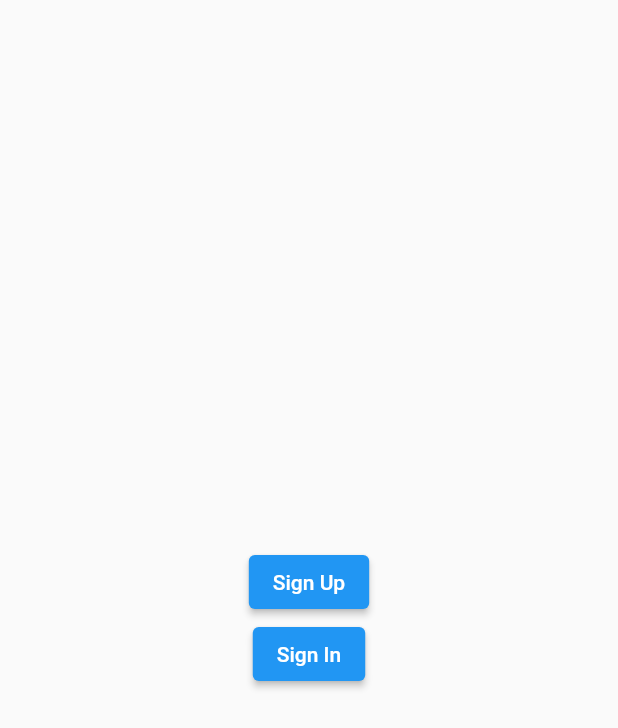
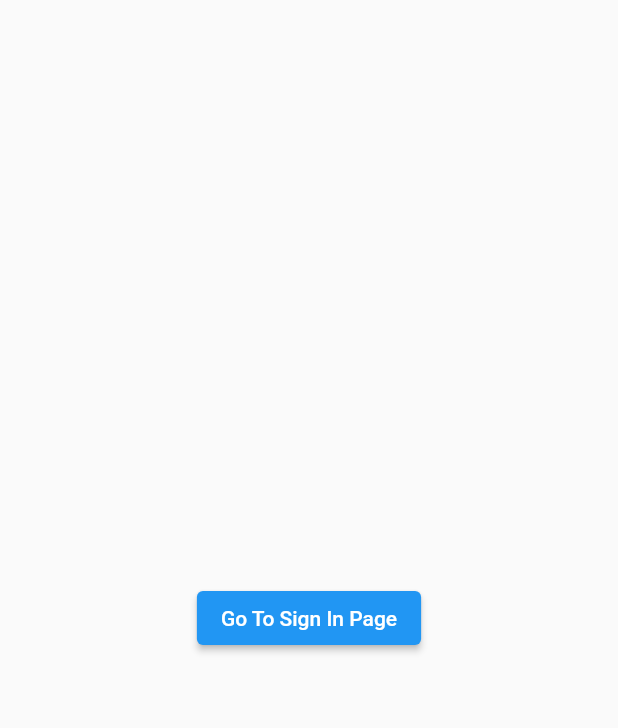
Before and after one commit to farabie/kosan_santuy, a Flutter app: the SplashPage screen opened directly, on a phone screen of 412 x 824 dp. Shown: the top 728 px of the screen. Run offline on Flutter 3.47's test engine with Material 2 defaults, Android fonts, the light colour scheme and no system bars; our stand-ins replace bloc, cloud_firestore, equatable, firebase_auth, firebase_core, flutter_bloc; accounts and stored records are empty; network calls fail.

Commit message:
Page Bloc

```diff
--- /dev/null
+++ b/lib/bloc/blocs.dart
@@ -0,0 +1 @@
+export 'page_bloc.dart';
--- /dev/null
+++ b/lib/bloc/page_bloc.dart
@@ -0,0 +1,24 @@
+import 'package:bloc/bloc.dart';
+import 'dart:async';
+import 'package:equatable/equatable.dart';
+import 'package:flutter/material.dart';
+
+part 'page_event.dart';
+part 'page_state.dart';
+
+class PageBloc extends Bloc<PageEvent, PageState> {
+  PageBloc() : super(OnInitialPage());
+
+  @override
+  Stream<PageState> mapEventToState(
+    PageEvent event,
+  ) async* {
+    if (event is GoToSplashPage) {
+      yield OnSplashPage();
+    } else if (event is GoToLoginPage) {
+      yield OnLoginPage();
+    } else if (event is GoToMainPage) {
+      yield OnMainPage();
+    }
+  }
+}
--- /dev/null
+++ b/lib/bloc/page_event.dart
@@ -0,0 +1,21 @@
+part of 'page_bloc.dart';
+
+@immutable
+abstract class PageEvent extends Equatable {
+  const PageEvent();
+}
+
+class GoToSplashPage extends PageEvent {
+  @override
+  List<Object?> get props => [];
+}
+
+class GoToLoginPage extends PageEvent {
+  @override
+  List<Object?> get props => [];
+}
+
+class GoToMainPage extends PageEvent {
+  @override
+  List<Object?> get props => [];
+}
--- /dev/null
+++ b/lib/bloc/page_state.dart
@@ -0,0 +1,26 @@
+part of 'page_bloc.dart';
+
+@immutable
+abstract class PageState extends Equatable {
+  const PageState();
+}
+
+class OnInitialPage extends PageState {
+  @override
+  List<Object?> get props => [];
+}
+
+class OnLoginPage extends PageState {
+  @override
+  List<Object?> get props => [];
+}
+
+class OnSplashPage extends PageState {
+  @override
+  List<Object?> get props => [];
+}
+
+class OnMainPage extends PageState {
+  @override
+  List<Object?> get props => [];
+}
--- a/lib/shared/shared.dart
+++ b/lib/shared/shared.dart
@@ -0,0 +1,3 @@
+import 'package:kosan_santuy/bloc/blocs.dart';
+
+part 'shared_value.dart';
--- /dev/null
+++ b/lib/shared/shared_value.dart
@@ -0,0 +1,3 @@
+part of 'shared.dart';
+
+PageEvent? prevPageEvent;
--- a/lib/ui/pages/pages.dart
+++ b/lib/ui/pages/pages.dart
@@ -1,7 +1,12 @@
 import 'package:flutter/material.dart';
+import 'package:kosan_santuy/bloc/blocs.dart';
 import 'package:kosan_santuy/services/services.dart';
 import 'package:firebase_auth/firebase_auth.dart' as auth;
+import 'package:kosan_santuy/shared/shared.dart';
 import 'package:provider/provider.dart';
+import 'package:flutter_bloc/flutter_bloc.dart';
+import 'package:bloc/bloc.dart';
+import 'package:kosan_santuy/shared/shared.dart';
 part 'splash_page.dart';
 part 'sign_in_page.dart';
 part 'main_page.dart';
--- a/lib/ui/pages/splash_page.dart
+++ b/lib/ui/pages/splash_page.dart
@@ -6,46 +6,15 @@ class SplashPage extends StatelessWidget {
   @override
   Widget build(BuildContext context) {
     return Scaffold(
-      body: Center(
-        child: Column(
-          mainAxisAlignment: MainAxisAlignment.center,
-          children: <Widget>[
-            ElevatedButton(
-              onPressed: () async {
-                SignInSignUpResult result = await AuthServices.SignUp(
-                  "Indomeis2g3@gmail.com",
-                  "MieGagag123",
-                  "AmboGanteng",
-                  ["wifi", "laundry", "Kamar Mandi Dalam", "Keren", "Nambah"],
-                  "Korea",
-                );
-
-                if (result.user == null) {
-                  print(result.message);
-                } else {
-                  print(result.user.toString());
-                }
-              },
-              child: Text("Sign Up"),
-            ),
-            ElevatedButton(
-              onPressed: () async {
-                SignInSignUpResult result = await AuthServices.signIn(
-                  "Indomeis2g3@gmail.com",
-                  "MieGagag123",
-                );
-
-                if (result.user == null) {
-                  print(result.message);
-                } else {
-                  print(result.user.toString());
-                }
-              },
-              child: Text("Sign In"),
-            )
-          ],
+        body: Center(
+      child: ElevatedButton(
+        onPressed: () {
+          context.read<PageBloc>().add(GoToLoginPage());
+        },
+        child: Text(
+          "Go To Sign In Page",
         ),
       ),
-    );
+    ));
   }
 }
--- a/pubspec.yaml
+++ b/pubspec.yaml
@@ -44,6 +44,8 @@ dev_dependencies:
   firebase_core: ^2.16.0
   equatable: ^2.0.5
   provider: ^6.0.5
+  flutter_bloc: ^7.3.3
+  google_fonts: ^6.1.0
 
   # The "flutter_lints" package below contains a set of recommended lints to
   # encourage good coding practices. The lint set provided by the package is
```
Also changed, not shown: lib/main.dart (+10 -3 lines), lib/ui/pages/wrapper.dart (+15 -2 lines), lib/bloc/bloc.dart (deleted), pubspec.lock, 1 other file.
